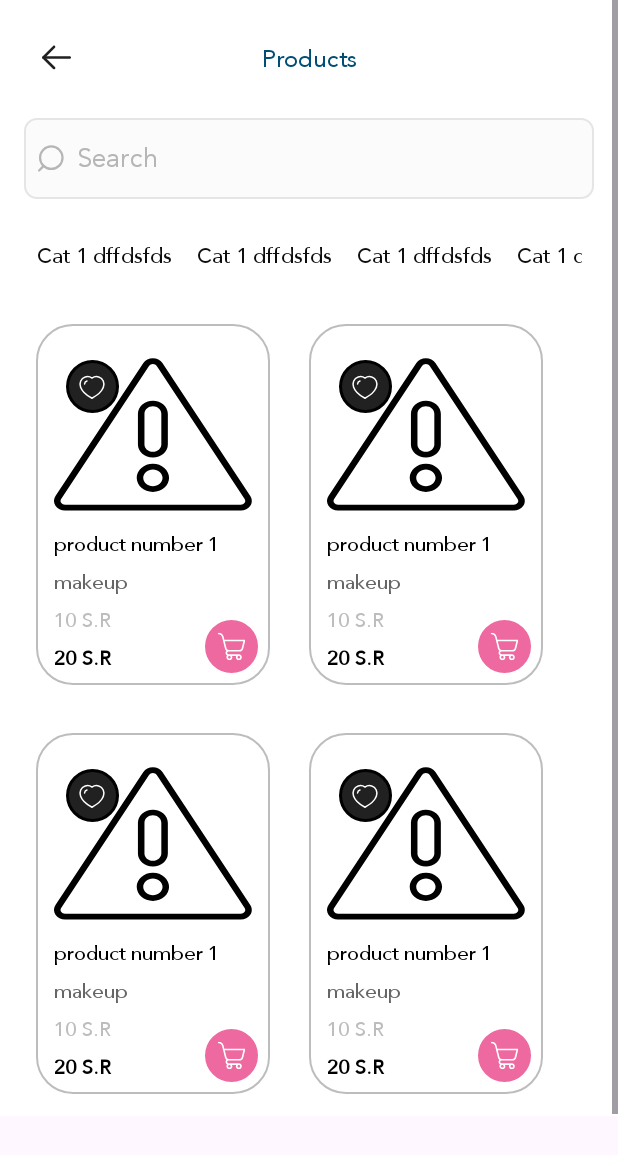
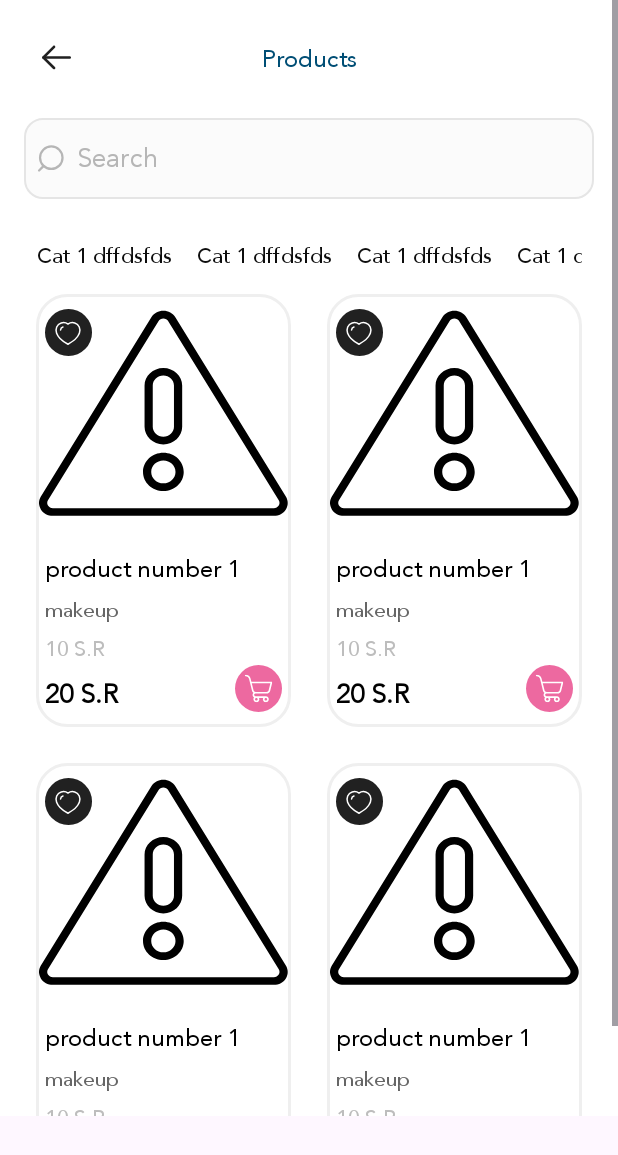
Before and after one commit to ahmed25991/Brand, an Android app: the layout fragment_products.xml on its own in the app's theme, with its tools: preview values and no code run, on a phone screen of 412 x 824 dp. Shown: the top 1155 px of the screen. Run offline under Robolectric (Android 15) with nearby library versions, the phone set to English and light mode, and no system bars.

Commit message:
commit of fix design issues

```diff
--- a/app/src/main/java/com/ibrand/ui/products/ProductAdapter.kt
+++ b/app/src/main/java/com/ibrand/ui/products/ProductAdapter.kt
@@ -32,6 +32,7 @@ class ProductAdapter (itemClickListener: ItemClickListener) : BaseRecAdapter<Pro
                 Glide.with(context).load(item.images?.get(0)?.original).into(ivProduct)
             }
             tvProductName.text = item.title
+            tvCategoryName.text = item.product_class
             tvOldPrice.text = (item.price?.exclTax?: 0.0).toString() + item.price?.currency
             tvNewPrice.text = (item.price?.inclTax?: 0.0).toString() + item.price?.currency
         }
--- a/app/src/main/res/drawable/custom_bg_product_container.xml
+++ b/app/src/main/res/drawable/custom_bg_product_container.xml
@@ -3,8 +3,8 @@
     <item>
         <shape android:shape="rectangle" >
             <solid android:color="@color/white"/>
-            <corners android:radius="24dp"/>
-            <stroke android:width="1dp" android:color="@color/dark_grey_2"/>
+            <corners android:radius="20dp"/>
+            <stroke android:width="2dp" android:color="#EFEFEF"/>
         </shape>
     </item>
 </layer-list>
--- a/app/src/main/res/drawable/custom_bg_search_white.xml
+++ b/app/src/main/res/drawable/custom_bg_search_white.xml
@@ -5,7 +5,7 @@
         <shape android:shape="rectangle" >
             <solid android:color="#FBFBFB"  />
             <stroke android:width="1dp" android:color="#E5E5E5" />
-            <corners android:radius="8dp"/>
+            <corners android:radius="12dp"/>
         </shape>
     </item>
 </layer-list>
--- a/app/src/main/res/layout/fragment_categories.xml
+++ b/app/src/main/res/layout/fragment_categories.xml
@@ -49,10 +49,10 @@
             android:inputType="text"
             android:imeOptions="actionNone"
             android:drawablePadding="8dp"
-            android:paddingVertical="8dp"
+            android:paddingVertical="6dp"
             android:drawableStart="@drawable/ic_search"
-            android:drawableTint="@color/greyLevel3"
-            android:textColorHint="@color/greyLevel3"
+            android:drawableTint="@color/dark_grey_2"
+            android:textColorHint="@color/dark_grey_2"
             android:animateLayoutChanges="true"
             android:textColor="@color/black"
             android:layout_width="match_parent"
--- a/app/src/main/res/layout/fragment_home.xml
+++ b/app/src/main/res/layout/fragment_home.xml
@@ -76,6 +76,7 @@
 
 
         <com.google.android.material.textfield.TextInputEditText
+            android:fontFamily="@font/jana_font"
             android:id="@+id/et_search"
             android:hint="@string/search"
             android:inputType="text"
@@ -83,19 +84,16 @@
             android:drawablePadding="8dp"
             android:paddingVertical="8dp"
             android:drawableStart="@drawable/ic_search"
-            android:textColorHint="@color/dark_grey_2"
-            android:textSize="14sp"
-            android:lineSpacingExtra="-6sp"
-            android:fontFamily="@font/jana_font"
-            android:letterSpacing="0.01"
+            android:drawableTint="@color/greyLevel3"
+            android:textColorHint="@color/greyLevel3"
             android:animateLayoutChanges="true"
             android:textColor="@color/black"
             android:layout_width="match_parent"
             android:layout_height="54dp"
             android:paddingHorizontal="8dp"
             android:background="@drawable/custom_bg_search_white"
-            android:layout_marginHorizontal="24dp"
-            android:layout_marginTop="16dp"
+            android:layout_marginHorizontal="16dp"
+            android:layout_marginTop="24dp"
             app:layout_constraintTop_toBottomOf="@+id/iv_app_logo"
             app:layout_constraintStart_toStartOf="parent"
             app:layout_constraintEnd_toEndOf="parent" />
@@ -103,7 +101,7 @@
         <androidx.viewpager2.widget.ViewPager2
             android:id="@+id/view_pager"
             android:layout_width="0dp"
-            android:layout_height="200dp"
+            android:layout_height="208dp"
             android:layout_margin="24dp"
             app:layout_constraintTop_toBottomOf="@+id/et_search"
             app:layout_constraintStart_toStartOf="parent"
--- a/app/src/main/res/layout/fragment_products.xml
+++ b/app/src/main/res/layout/fragment_products.xml
@@ -91,25 +91,20 @@
             tools:itemCount="8"
             tools:listitem="@layout/item_cat_of_product" />
 
-
-
-
         <androidx.recyclerview.widget.RecyclerView
             android:id="@+id/recViewProducts"
             android:layout_width="0dp"
             android:layout_height="wrap_content"
-            android:layout_marginTop="16dp"
+            android:layout_marginHorizontal="12dp"
             app:layoutManager="androidx.recyclerview.widget.GridLayoutManager"
             app:spanCount="2"
-            android:paddingHorizontal="24dp"
+            android:orientation="vertical"
             app:layout_constraintStart_toStartOf="parent"
             app:layout_constraintEnd_toEndOf="parent"
             app:layout_constraintTop_toBottomOf="@+id/recViewCategories"
             tools:itemCount="4"
             tools:listitem="@layout/item_product" />
 
-
     </androidx.constraintlayout.widget.ConstraintLayout>
     </ScrollView>
-
 </layout>
--- a/app/src/main/res/layout/item_product.xml
+++ b/app/src/main/res/layout/item_product.xml
@@ -5,19 +5,18 @@
     <androidx.constraintlayout.widget.ConstraintLayout
         android:id="@+id/clContainer"
         android:background="@drawable/custom_bg_product_container"
-        android:layout_marginVertical="16dp"
-        android:layout_width="wrap_content"
+        android:layout_margin="12dp"
+        android:layout_width="match_parent"
         android:layout_height="wrap_content">
 
 
         <androidx.appcompat.widget.AppCompatImageView
             android:id="@+id/iv_product"
-            android:layout_width="132dp"
-            android:layout_height="115dp"
+            android:layout_width="0dp"
+            android:layout_height="155dp"
             android:src="@drawable/img_error"
             android:scaleType="fitXY"
-            android:layout_marginHorizontal="12dp"
-            android:layout_marginTop="16dp"
+            android:layout_margin="2dp"
             app:layout_constraintStart_toStartOf="parent"
             app:layout_constraintEnd_toEndOf="parent"
             app:layout_constraintTop_toTopOf="parent"/>
@@ -26,16 +25,17 @@
 
         <com.google.android.material.imageview.ShapeableImageView
             android:id="@+id/iv_like_unlike"
-            android:layout_width="35dp"
-            android:layout_height="35dp"
-            android:layout_margin="8dp"
+            android:layout_width="31dp"
+            android:layout_height="31dp"
             android:src="@drawable/ic_heart"
             android:scaleType="centerInside"
             android:scaleX="-1"
+            android:layout_marginTop="10dp"
+            android:layout_marginStart="6dp"
             android:background="@color/black"
             app:shapeAppearanceOverlay="@style/CircularShape"
-            app:layout_constraintTop_toTopOf="@+id/iv_product"
-            app:layout_constraintStart_toStartOf="@+id/iv_product" />
+            app:layout_constraintTop_toTopOf="parent"
+            app:layout_constraintStart_toStartOf="parent" />
 
 
         <androidx.appcompat.widget.AppCompatTextView
@@ -46,11 +46,12 @@
             android:gravity="start"
             android:ellipsize="end"
             android:maxLines="1"
-            android:textSize="13sp"
+            android:textSize="16sp"
+            android:includeFontPadding="false"
             android:fontFamily="@font/jana_font"
             android:textColor="@color/black"
-            android:layout_marginHorizontal="12dp"
-            android:layout_marginTop="8dp"
+            android:layout_marginHorizontal="6dp"
+            android:layout_marginTop="16dp"
             android:lineSpacingExtra="11sp"
             android:translationY="-5.6sp"
             app:layout_constraintTop_toBottomOf="@+id/iv_product"
@@ -68,9 +69,10 @@
             android:ellipsize="end"
             android:maxLines="1"
             android:textSize="13sp"
+            android:includeFontPadding="false"
             android:fontFamily="@font/jana_font"
             android:textColor="@color/greyLevel7"
-            android:layout_marginHorizontal="12dp"
+            android:layout_marginHorizontal="6dp"
             android:lineSpacingExtra="11sp"
             android:translationY="-5.6sp"
             app:layout_constraintEnd_toEndOf="@+id/iv_product"
@@ -85,10 +87,11 @@
             android:gravity="start"
             android:ellipsize="end"
             android:maxLines="1"
-            android:textSize="13sp"
+            android:textSize="14sp"
+            android:includeFontPadding="false"
             android:fontFamily="@font/jana_font"
             android:textColor="@color/dark_grey_2"
-            android:layout_marginHorizontal="12dp"
+            android:layout_marginHorizontal="6dp"
             android:lineSpacingExtra="11sp"
             android:translationY="-5.6sp"
             app:layout_constraintEnd_toStartOf="@+id/iv_cart"
@@ -103,11 +106,12 @@
             android:gravity="start"
             android:ellipsize="end"
             android:maxLines="1"
-            android:textSize="13sp"
+            android:textSize="18sp"
             android:textStyle="bold"
+            android:includeFontPadding="false"
             android:fontFamily="@font/jana_font"
             android:textColor="@color/black"
-            android:layout_marginHorizontal="12dp"
+            android:layout_marginHorizontal="6dp"
             android:lineSpacingExtra="11sp"
             android:translationY="-5.6sp"
             app:layout_constraintEnd_toStartOf="@+id/iv_cart"
@@ -117,14 +121,15 @@
 
         <com.google.android.material.imageview.ShapeableImageView
             android:id="@+id/iv_cart"
-            android:layout_width="35dp"
-            android:layout_height="35dp"
-            android:layout_margin="8dp"
+            android:layout_width="31dp"
+            android:layout_height="31dp"
             android:background="@color/pink"
             android:src="@drawable/ic_cart"
             android:scaleType="centerInside"
             android:scaleX="-1"
             android:tint="@color/white"
+            android:layout_marginBottom="10dp"
+            android:layout_marginEnd="6dp"
             app:shapeAppearanceOverlay="@style/CircularShape"
             app:layout_constraintBottom_toBottomOf="parent"
             app:layout_constraintEnd_toEndOf="parent" />
--- a/app/src/main/res/layout/item_promotion.xml
+++ b/app/src/main/res/layout/item_promotion.xml
@@ -6,7 +6,7 @@
         android:id="@+id/iv_image"
         app:shapeAppearanceOverlay="@style/roundedImageView4"
         android:layout_width="match_parent"
-        android:layout_height="200dp"
+        android:layout_height="208dp"
         android:background="@drawable/custom_bg_offer_image"
         android:scaleType="fitXY"/>
 </layout>
--- a/app/src/main/res/layout/item_sub_category.xml
+++ b/app/src/main/res/layout/item_sub_category.xml
@@ -5,7 +5,7 @@
     <androidx.constraintlayout.widget.ConstraintLayout
         android:id="@+id/clContainer"
         android:background="@drawable/custom_bg_category_image"
-        android:paddingVertical="12dp"
+        android:paddingVertical="14dp"
         android:layout_width="match_parent"
         android:layout_height="wrap_content">
 
```
